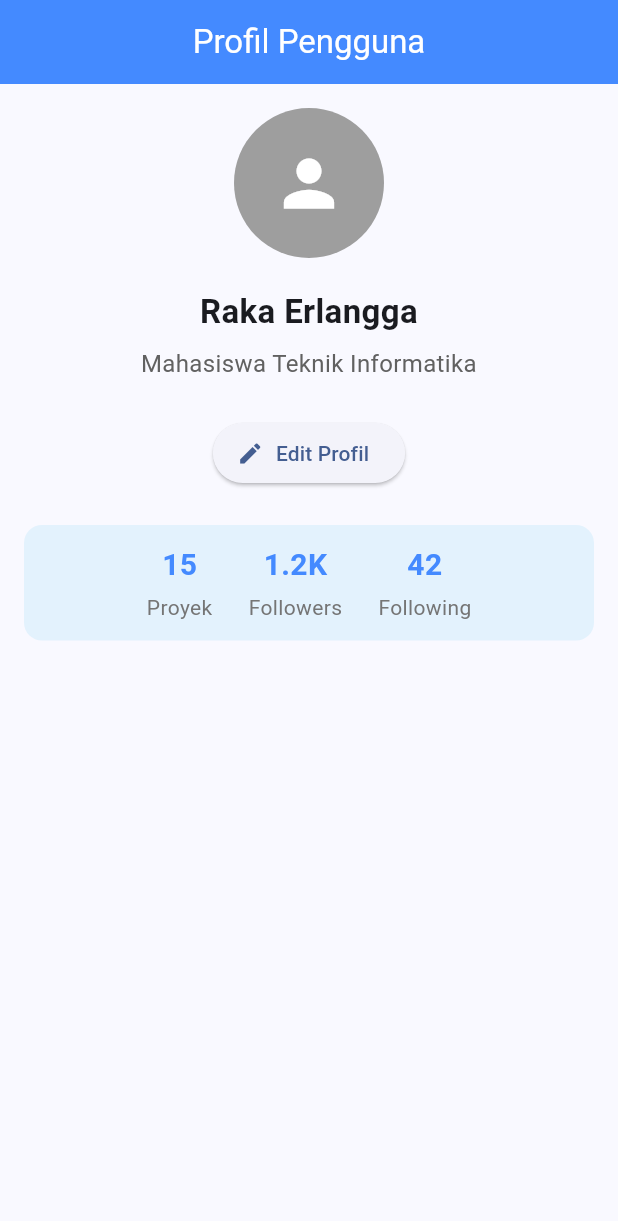
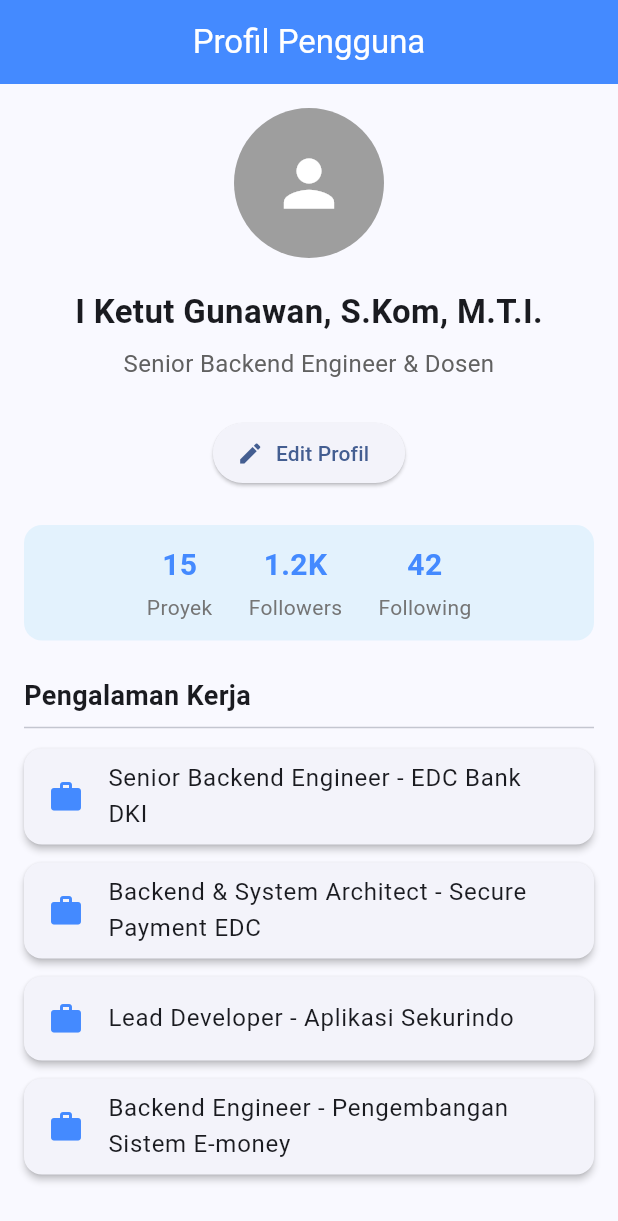
Before and after one commit to Reimonst/Commit-Management-4Day, a Flutter app: the screen it shows after launch, on a phone screen of 412 x 824 dp. Shown: the top 1221 px of the screen. Run offline on Flutter 3.47's test engine with Material 3 defaults, Android fonts, the phone set to English and light mode, and no system bars.

Commit message:
feat: add scrollable experience list using ListView.builder

```diff
--- a/lib/main.dart
+++ b/lib/main.dart
@@ -23,8 +23,16 @@ class MainApp extends StatelessWidget {
 class ProfilePage extends StatelessWidget {
   const ProfilePage({super.key});
 
-  final String userName = 'Raka Erlangga';
-  final String role = 'Mahasiswa Teknik Informatika';
+  final String userName = 'I Ketut Gunawan, S.Kom, M.T.I.';
+  final String role = 'Senior Backend Engineer & Dosen';
+
+  // Data dummy pengalaman kerja
+  final List<String> experiences = const [
+    'Senior Backend Engineer - EDC Bank DKI',
+    'Backend & System Architect - Secure Payment EDC',
+    'Lead Developer - Aplikasi Sekurindo',
+    'Backend Engineer - Pengembangan Sistem E-money',
+  ];
 
   @override
   Widget build(BuildContext context) {
@@ -52,8 +60,36 @@ class ProfilePage extends StatelessWidget {
             ),
             const SizedBox(height: 24),
 
-            // Memanggil Custom Widget ProfileStats
             const ProfileStats(),
+            const SizedBox(height: 24),
+
+            // Judul Pengalaman Kerja
+            const Align(
+              alignment: Alignment.centerLeft,
+              child: Text(
+                'Pengalaman Kerja',
+                style: TextStyle(fontSize: 18, fontWeight: FontWeight.bold),
+              ),
+            ),
+            const Divider(),
+
+            // List Pengalaman Kerja (Belum di-extract)
+            Expanded(
+              child: ListView.builder(
+                itemCount: experiences.length,
+                itemBuilder: (context, index) {
+                  return Card(
+                    elevation: 2,
+                    margin: const EdgeInsets.symmetric(vertical: 6),
+                    child: ListTile(
+                      leading: const Icon(Icons.work, color: Colors.blueAccent),
+                      title: Text(experiences[index]),
+                    ),
+                  );
+                }
+              ),
+            ),
+
           ],
         ),
       ),
@@ -61,13 +97,10 @@ class ProfilePage extends StatelessWidget {
   }
 }
 
-// ------------------------------------------
-// Custom Widgets (Hasil Extract)
-// ------------------------------------------
+// ... [Biarkan Custom Widget ProfileAvatar, ProfileInfo, ProfileStats, dan StatItem yang sudah ada sebelumnya di bagian bawah ini] ...
 
 class ProfileAvatar extends StatelessWidget {
   const ProfileAvatar({super.key});
-
   @override
   Widget build(BuildContext context) {
     return const CircleAvatar(
@@ -81,41 +114,26 @@ class ProfileAvatar extends StatelessWidget {
 class ProfileInfo extends StatelessWidget {
   final String userName;
   final String role;
-
   const ProfileInfo({super.key, required this.userName, required this.role});
-
   @override
   Widget build(BuildContext context) {
     return Column(
       children: [
-        Text(
-          userName,
-          style: const TextStyle(fontSize: 22, fontWeight: FontWeight.bold),
-          textAlign: TextAlign.center,
-        ),
+        Text(userName, style: const TextStyle(fontSize: 22, fontWeight: FontWeight.bold), textAlign: TextAlign.center),
         const SizedBox(height: 8),
-        Text(
-          role,
-          style: TextStyle(fontSize: 16, color: Colors.grey[700]),
-          textAlign: TextAlign.center,
-        ),
+        Text(role, style: TextStyle(fontSize: 16, color: Colors.grey[700]), textAlign: TextAlign.center),
       ],
     );
   }
 }
 
-// Hasil Extract 3: ProfileStats
 class ProfileStats extends StatelessWidget {
   const ProfileStats({super.key});
-
   @override
   Widget build(BuildContext context) {
     return Container(
       padding: const EdgeInsets.symmetric(vertical: 12),
-      decoration: BoxDecoration(
-        color: Colors.blue[50],
-        borderRadius: BorderRadius.circular(12),
-      ),
+      decoration: BoxDecoration(color: Colors.blue[50], borderRadius: BorderRadius.circular(12)),
       child: const Row(
         mainAxisAlignment: MainAxisAlignment.center,
         children: [
@@ -130,33 +148,17 @@ class ProfileStats extends StatelessWidget {
   }
 }
 
-// Hasil Extract 4: StatItem
 class StatItem extends StatelessWidget {
   final String count;
   final String label;
-
   const StatItem({super.key, required this.count, required this.label});
-
   @override
   Widget build(BuildContext context) {
     return Column(
       children: [
-        Text(
-          count,
-          style: const TextStyle(
-            fontSize: 20,
-            fontWeight: FontWeight.bold,
-            color: Colors.blueAccent,
-          ),
-        ),
+        Text(count, style: const TextStyle(fontSize: 20, fontWeight: FontWeight.bold, color: Colors.blueAccent)),
         const SizedBox(height: 4),
-        Text(
-          label,
-          style: TextStyle(
-            fontSize: 14,
-            color: Colors.grey[600],
-          ),
-        ),
+        Text(label, style: TextStyle(fontSize: 14, color: Colors.grey[600])),
       ],
     );
   }
```
